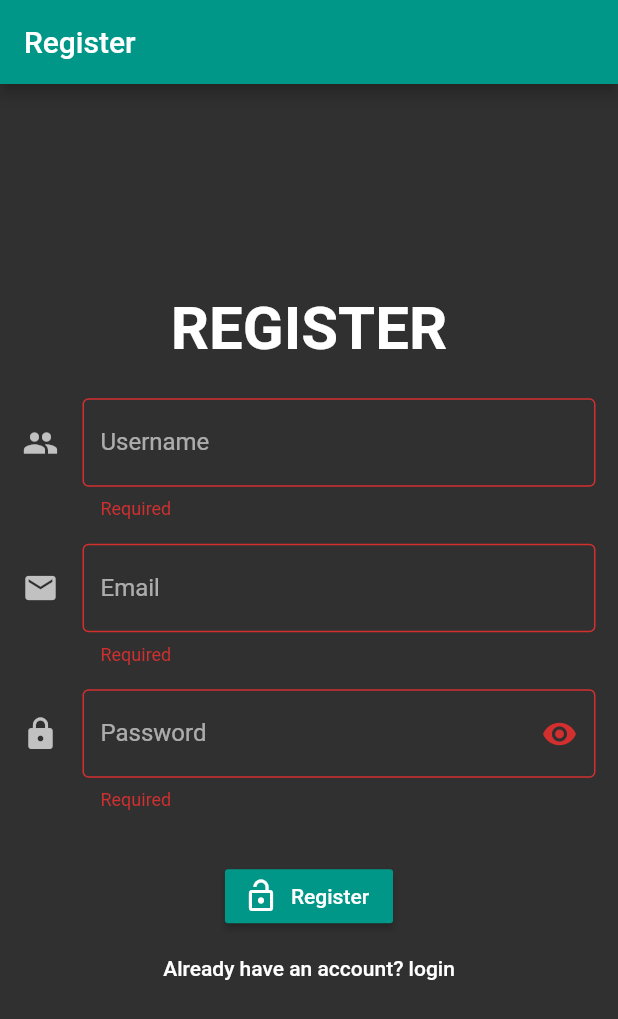
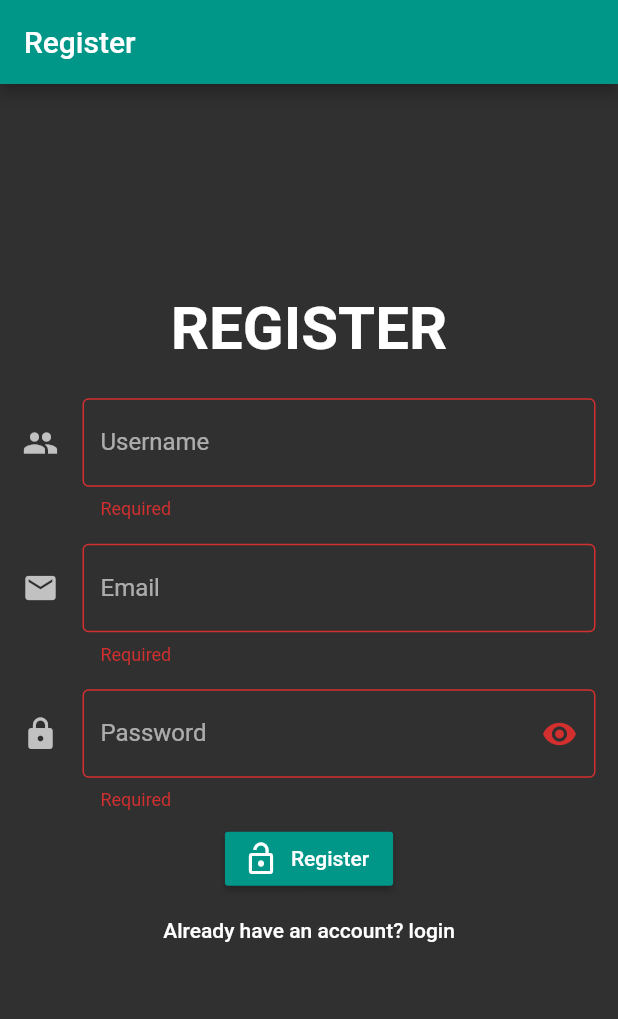
Before and after one commit to kingRayhan/flutter-store, a Flutter app: the screen it shows after launch, after a tap on "Register", on a phone screen of 412 x 824 dp. Shown: the top 1019 px of the screen. Run offline on Flutter 3.47's test engine with Material 2 defaults, Android fonts, the phone set to English and light mode, and no system bars; our stand-ins replace string_validator.

Commit message:
registration screen done

```diff
--- /dev/null
+++ b/lib/Helper.dart
@@ -0,0 +1,8 @@
+import 'dart:convert';
+
+class Helper {
+  static void console(Map object) {
+    JsonEncoder encoder = new JsonEncoder.withIndent('  ');
+    print(encoder.convert(object));
+  }
+}
--- a/lib/screens/RegisterScreen.dart
+++ b/lib/screens/RegisterScreen.dart
@@ -1,6 +1,7 @@
 import 'dart:convert';
 
 import 'package:flutter/material.dart';
+import 'package:flutter_store/Helper.dart';
 import 'package:http/http.dart' as http;
 import 'package:flutter_store/validators/FormValidator.dart';
 import 'package:flutter_store/widgets/AppTextInput.dart';
@@ -12,9 +13,11 @@ class RegisterScreen extends StatefulWidget {
 }
 
 class _RegisterScreenState extends State<RegisterScreen> {
-  final formKey = new GlobalKey<FormState>();
+  final _formKey = new GlobalKey<FormState>();
+  final _scafoldKey = new GlobalKey<ScaffoldState>();
 
   Map credentials = {"username": null, "email": null, "password": null};
+  bool _isSubmitting = false;
 
   Widget _userNameField() => AppTextInput(
         placeholder: "Username",
@@ -47,24 +50,79 @@ class _RegisterScreenState extends State<RegisterScreen> {
         },
       );
 
+  Widget _submitButton() {
+    return _isSubmitting
+        ? CircularProgressIndicator()
+        : Align(
+            alignment: Alignment.center,
+            child: Column(children: [
+              RaisedButton.icon(
+                onPressed: () {
+                  _handleSubmit();
+                },
+                icon: Icon(Icons.lock_open),
+                label: Text("Register"),
+              ),
+              FlatButton(
+                  onPressed: () {
+                    Navigator.pushReplacementNamed(context, "/login");
+                  },
+                  child: Text("Already have an account? login"))
+            ]),
+          );
+  }
+
+  void _showSnakbar() {
+    var _snakbar = SnackBar(
+      backgroundColor: Theme.of(context).primaryColor,
+      content: Text(
+        "${credentials['username']} successfully registered",
+        style: TextStyle(color: Colors.white),
+      ),
+    );
+
+    _scafoldKey.currentState.showSnackBar(_snakbar);
+  }
+
+  void _showErrorSnakbar(String msg) {
+    var _snakbar = SnackBar(
+      backgroundColor: Colors.red,
+      content: Text(
+        msg,
+        style: TextStyle(color: Colors.white),
+      ),
+    );
+    _scafoldKey.currentState.showSnackBar(_snakbar);
+    // throw Exception(msg);
+  }
+
+  void _redirectAfterSuccess() {
+    Future.delayed(Duration(seconds: 3), () {
+      Navigator.pushReplacementNamed(context, "/login");
+    });
+  }
+
   void _handleSubmit() async {
-    if (formKey.currentState.validate()) {
-      formKey.currentState.save();
+    if (_formKey.currentState.validate()) {
+      _formKey.currentState.save();
 
-      try {
-        http.Response response = await http.post(
-          "http://172.17.10.34:1337/auth/local/register",
-          body: {
-            "username": "john",
-            "email": "example@gmail.com",
-            "password": "rayhan123"
-          },
-        );
+      setState(() => _isSubmitting = true); // make the button loading
 
-        var apiRes = json.decode(response.body);
-        print(apiRes);
-      } catch (e) {
-        print(e);
+      // Make api call
+      http.Response response = await http.post(
+        "http://172.17.10.34:1337/auth/local/register",
+        body: credentials,
+      );
+      setState(() => _isSubmitting = false); // stop the button loading
+      var apiRes = json.decode(response.body);
+
+      if (response.statusCode == 200) {
+        Helper.console(apiRes);
+        _formKey.currentState.reset();
+        _showSnakbar();
+        _redirectAfterSuccess();
+      } else {
+        _showErrorSnakbar(apiRes["message"][0]["messages"][0]["message"]);
       }
     }
   }
@@ -73,6 +131,7 @@ class _RegisterScreenState extends State<RegisterScreen> {
   Widget build(BuildContext context) {
     return Container(
       child: Scaffold(
+        key: _scafoldKey,
         appBar: AppBar(
           title: Text("Register"),
         ),
@@ -89,33 +148,17 @@ class _RegisterScreenState extends State<RegisterScreen> {
                 child: Column(
                   children: [
                     Form(
-                      key: formKey,
+                      key: _formKey,
                       child: Column(
                         children: [
                           _userNameField(),
                           _emailField(),
                           _passwordField(),
+                          _submitButton()
                         ],
                       ),
                     ),
                     SizedBox(height: 25),
-                    Align(
-                      alignment: Alignment.center,
-                      child: Column(children: [
-                        RaisedButton.icon(
-                          onPressed: () {
-                            _handleSubmit();
-                          },
-                          icon: Icon(Icons.lock_open),
-                          label: Text("Register"),
-                        ),
-                        FlatButton(
-                            onPressed: () {
-                              Navigator.pushReplacementNamed(context, "/login");
-                            },
-                            child: Text("Already have an account? login"))
-                      ]),
-                    )
                   ],
                 ),
               )
```
Also changed, not shown: lib/widgets/Snakbar.dart (added).
